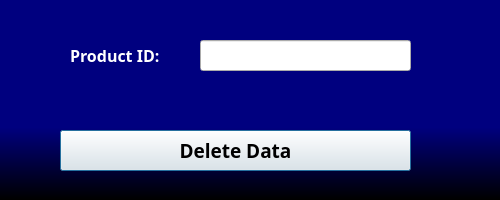
Old version of the form backend_files/deleteData.ui in the repository CS3250-Ctrl-Intelligence/Team-Project_Python.
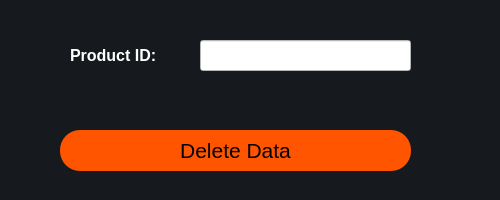
New version of the form.

```diff
--- a/backend_files/deleteData.ui
+++ b/backend_files/deleteData.ui
@@ -24,14 +24,12 @@
    </property>
    <property name="font">
     <font>
-     <family>Arial Black</family>
      <pointsize>12</pointsize>
      <bold>true</bold>
     </font>
    </property>
    <property name="styleSheet">
-    <string notr="true">QWidget#widget{
-background-color:qlineargradient(spread:pad, x1:0, y1:0.636, x2:0, y2:0.999591, stop:0 rgba(0, 0, 127, 255), stop:0.99435 rgba(0, 0, 0, 255));}</string>
+    <string notr="true">background-color:#16191d;</string>
    </property>
    <widget class="QLabel" name="label_product">
     <property name="geometry">
@@ -44,7 +42,6 @@
     </property>
     <property name="font">
      <font>
-      <family>Arial Black</family>
       <pointsize>12</pointsize>
       <bold>true</bold>
      </font>
@@ -65,6 +62,9 @@
       <height>31</height>
      </rect>
     </property>
+    <property name="styleSheet">
+     <string notr="true">background-color: rgb(255, 255, 255);</string>
+    </property>
    </widget>
    <widget class="QPushButton" name="pushButton_commit">
     <property name="geometry">
@@ -77,11 +77,15 @@
     </property>
     <property name="font">
      <font>
-      <family>Arial Black</family>
-      <pointsize>14</pointsize>
-      <bold>true</bold>
+      <family>Segoe UI</family>
+      <pointsize>16</pointsize>
+      <bold>false</bold>
      </font>
     </property>
+    <property name="styleSheet">
+     <string notr="true">background-color: rgb(255, 85, 0);
+border-radius: 20px;</string>
+    </property>
     <property name="text">
      <string>Delete Data</string>
     </property>
@@ -97,7 +101,6 @@
     </property>
     <property name="font">
      <font>
-      <family>Arial Black</family>
       <pointsize>12</pointsize>
       <bold>true</bold>
      </font>
```
